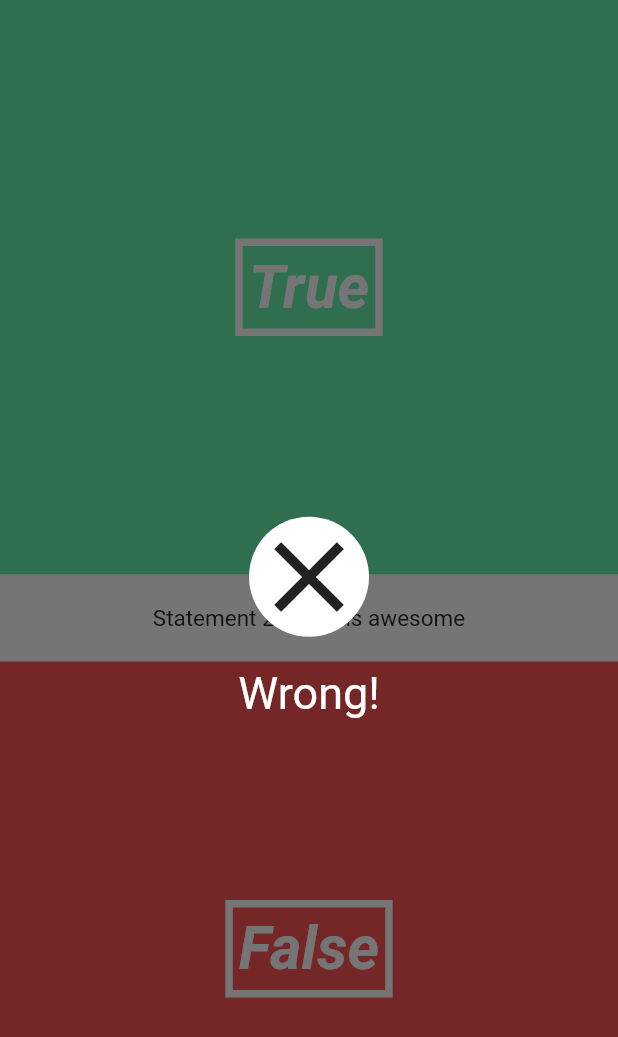
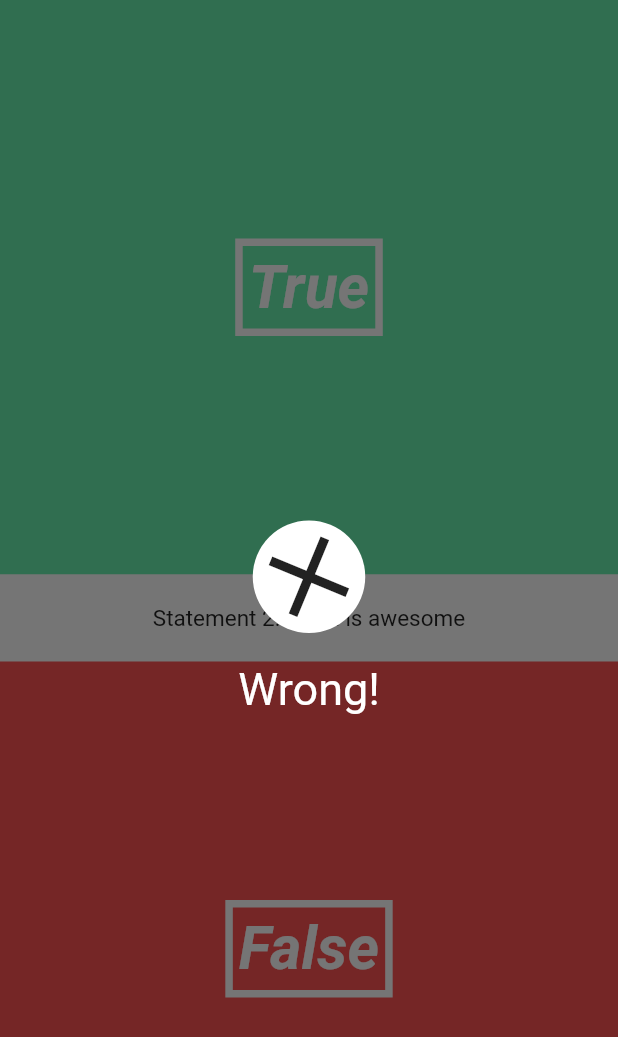
Before and after one commit to McSam27/flutter-quiz-app, a Flutter app: the first screen one second after launch, on a phone screen of 412 x 824 dp. Shown: the top 1037 px of the screen. Run offline on Flutter 3.47's test engine with Material 2 defaults, Android fonts, the phone set to English and light mode, and no system bars.

Commit message:
add answer overlay animation.

```diff
--- a/lib/ui/answer_overlay.dart
+++ b/lib/ui/answer_overlay.dart
@@ -1,4 +1,5 @@
 import 'package:flutter/material.dart';
+import 'dart:math';
 
 class AnswerOverlay extends StatefulWidget {
   final bool _isCorrect;
@@ -8,7 +9,26 @@ class AnswerOverlay extends StatefulWidget {
   AnswerOverlayState createState() => AnswerOverlayState();
 }
 
-class AnswerOverlayState extends State<AnswerOverlay> {
+class AnswerOverlayState extends State<AnswerOverlay>
+    with SingleTickerProviderStateMixin {
+  Animation<double> _iconAnimation;
+  AnimationController _iconAnimationController;
+
+  @override
+  void initState() {
+    super.initState();
+    _iconAnimationController = new AnimationController(
+      duration: new Duration(seconds: 2,),
+      vsync: this,
+    );
+    _iconAnimation = new CurvedAnimation(
+      parent: _iconAnimationController,
+      curve: Curves.elasticOut,
+    );
+    _iconAnimation.addListener(() => this.setState(() {}));
+    _iconAnimationController.forward();
+  }
+
   @override
   Widget build(BuildContext context) {
     return new Material(
@@ -23,9 +43,13 @@ class AnswerOverlayState extends State<AnswerOverlay> {
                   color: Colors.white,
                   shape: BoxShape.circle,
                 ),
-                child: new Icon(
+                child: new Transform.rotate(
+                  angle: _iconAnimation.value * 2 * pi,
+                  child: new Icon(
                     widget._isCorrect == true ? Icons.done : Icons.close,
-                    size: 80.0),
+                    size: _iconAnimation.value * 80.0,
+                  ),
+                ),
               ),
               new Padding(
                 padding: new EdgeInsets.only(bottom: 20.0),
```
